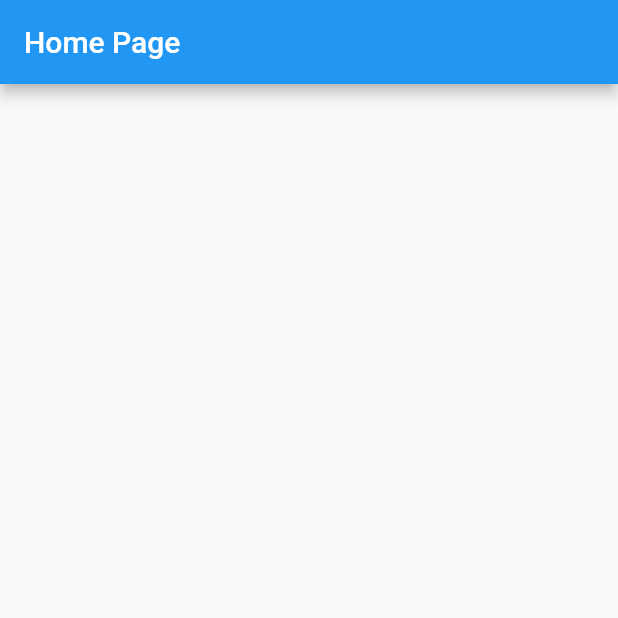
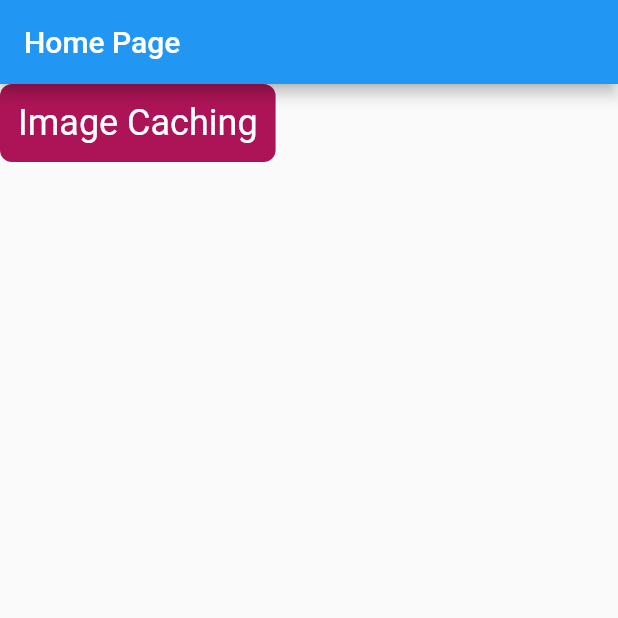
Before and after one commit to mobile-tak/flutter_network_Cacher, a Flutter app: the screen it shows after launch, on a phone screen of 412 x 824 dp, the top half of it. Run offline on Flutter 3.47's test engine with Material 2 defaults, Android fonts, the phone set to English and light mode, and no system bars; our stand-ins replace dio, flutter_cache_manager.

Commit message:
Some minor changes

```diff
--- a/lib/example/lib/main.dart
+++ b/lib/example/lib/main.dart
@@ -2,7 +2,7 @@ import 'package:example/presentation/pages/home_page.dart';
 import 'package:flutter/material.dart';
 
 void main() {
-  runApp(MyApp());
+  runApp(const MyApp());
 }
 
 class MyApp extends StatelessWidget {
@@ -10,7 +10,7 @@ class MyApp extends StatelessWidget {
 
   @override
   Widget build(BuildContext context) {
-    return MaterialApp(
+    return const MaterialApp(
       home: HomePage(),
     );
   }
--- a/lib/example/lib/presentation/pages/home_page.dart
+++ b/lib/example/lib/presentation/pages/home_page.dart
@@ -1,6 +1,6 @@
 import 'package:flutter/material.dart';
-import 'package:flutter/src/foundation/key.dart';
-import 'package:flutter/src/widgets/framework.dart';
+
+import '../widgets/custom_text_button.dart';
 
 class HomePage extends StatefulWidget {
   const HomePage({Key? key}) : super(key: key);
@@ -14,9 +14,18 @@ class _HomePageState extends State<HomePage> {
   Widget build(BuildContext context) {
     return Scaffold(
       appBar: AppBar(
-        title: Text("Home Page"),
+        title: const Text("Home Page"),
       ),
-      body: Column(),
+      body: SingleChildScrollView(
+        child: Column(
+          children: [
+            CustomTextButton(
+              label: "Image Caching",
+              onTap: () {},
+            )
+          ],
+        ),
+      ),
     );
   }
 }
--- /dev/null
+++ b/lib/example/lib/presentation/widgets/custom_text_button.dart
@@ -0,0 +1,28 @@
+import 'package:flutter/material.dart';
+
+class CustomTextButton extends StatelessWidget {
+  final String? label;
+  final Function()? onTap;
+  const CustomTextButton({Key? key, this.label, this.onTap}) : super(key: key);
+
+  @override
+  Widget build(BuildContext context) {
+    return InkWell(
+      onTap: onTap,
+      child: Container(
+        padding: const EdgeInsets.all(12),
+        decoration: BoxDecoration(
+          color: Colors.pink.shade800,
+          borderRadius: BorderRadius.circular(8),
+        ),
+        child: Text(
+          label ?? "",
+          style: const TextStyle(
+            color: Colors.white,
+            fontSize: 24,
+          ),
+        ),
+      ),
+    );
+  }
+}
```
Also changed, not shown: lib/example/lib/presentation/pages/image_caching_page.dart (added, +16 -0 lines).
